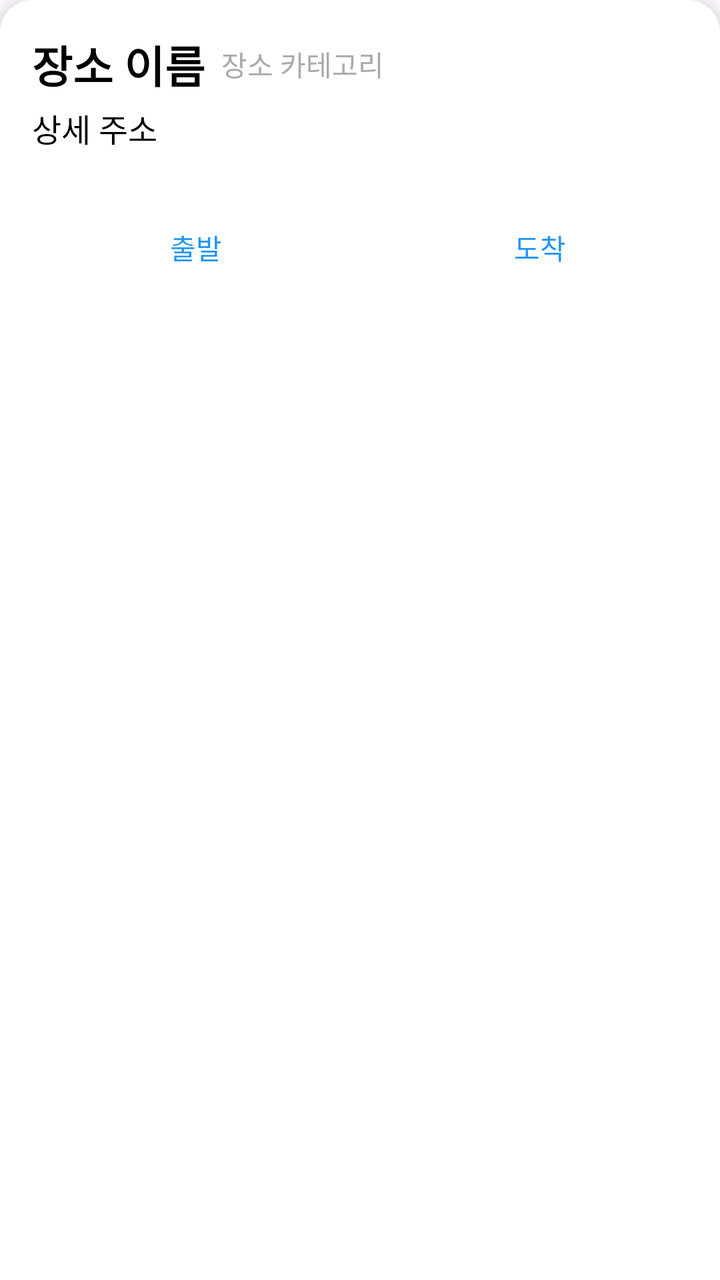
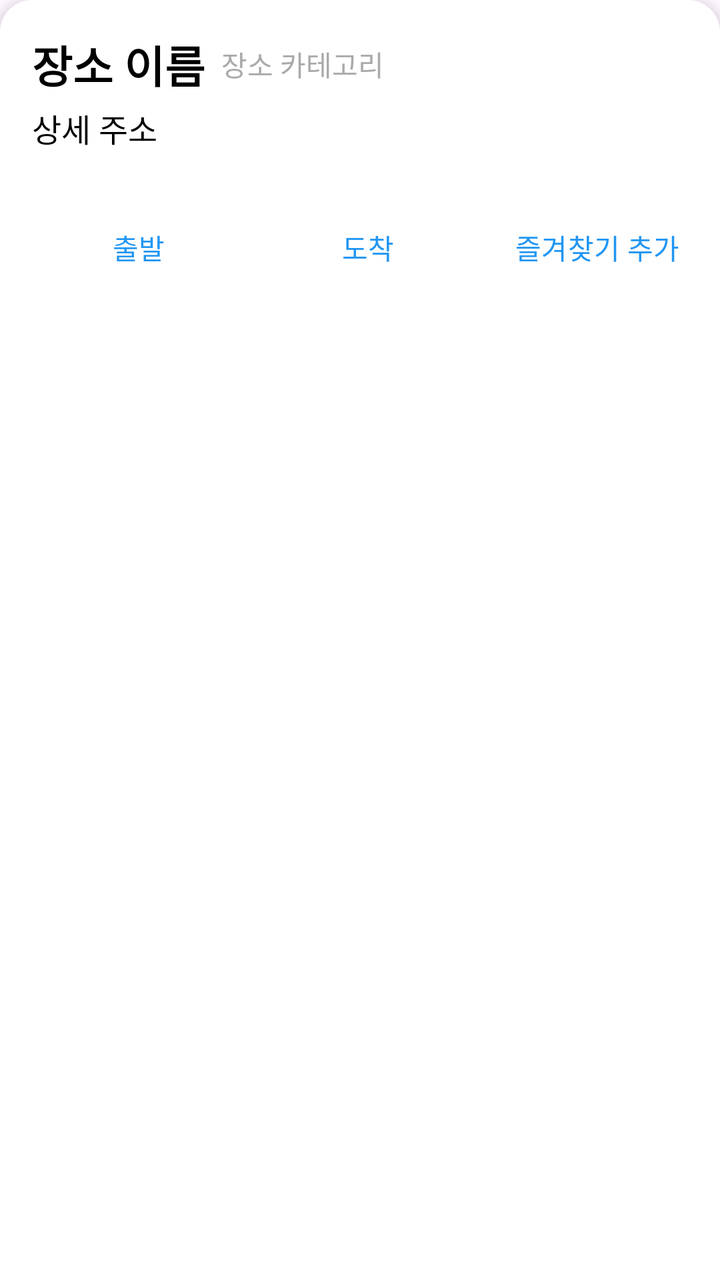

Before-and-after screenshots of an Android layout around one commit, followed by the original layout XML and the change that was made.
<!-- AndroidManifest.xml: application theme Theme.SocialMyMap -->
<!-- res/layout/bottom_sheet_place_info.xml -->
<?xml version="1.0" encoding="utf-8"?>
<LinearLayout xmlns:android="http://schemas.android.com/apk/res/android"
    xmlns:app="http://schemas.android.com/apk/res-auto"
    android:id="@+id/bottom_sheet_place_info"
    android:layout_width="match_parent"
    android:layout_height="wrap_content"
    android:orientation="vertical"
    android:background="@drawable/bottom_sheet_background"
    android:elevation="4dp"
    app:behavior_hideable="true"
    app:behavior_peekHeight="0dp"
    app:layout_behavior="com.google.android.material.bottomsheet.BottomSheetBehavior">

    <LinearLayout
        android:layout_width="match_parent"
        android:layout_height="wrap_content"
        android:orientation="vertical"
        android:padding="16dp">

        <LinearLayout
            android:layout_width="match_parent"
            android:layout_height="wrap_content"
            android:gravity="center_vertical"
            android:orientation="horizontal">

            <TextView
                android:id="@+id/tv_place_name"
                android:layout_width="wrap_content"
                android:layout_height="wrap_content"
                android:text="장소 이름"
                android:textColor="@android:color/black"
                android:textSize="22sp"
                android:textStyle="bold" />

            <TextView
                android:id="@+id/tv_place_category"
                android:layout_width="wrap_content"
                android:layout_height="wrap_content"
                android:layout_marginStart="8dp"
                android:text="장소 카테고리"
                android:textColor="@android:color/darker_gray"
                android:textSize="14sp" />
        </LinearLayout>

        <TextView
            android:id="@+id/tv_place_address"
            android:layout_width="wrap_content"
            android:layout_height="wrap_content"
            android:layout_marginTop="4dp"
            android:text="상세 주소"
            android:textColor="@android:color/black"
            android:textSize="16sp" />

    </LinearLayout>

    <LinearLayout
        android:layout_width="match_parent"
        android:layout_height="wrap_content"
        android:orientation="horizontal"
        android:padding="8dp">

        <Button
            android:id="@+id/btn_start"
            style="?android:attr/buttonBarButtonStyle"
            android:layout_width="0dp"
            android:layout_height="wrap_content"
            android:layout_weight="1"
            android:text="출발" />

        <Button
            android:id="@+id/btn_arrive"
            style="?android:attr/buttonBarButtonStyle"
            android:layout_width="0dp"
            android:layout_height="wrap_content"
            android:layout_weight="1"
            android:text="도착" />
    </LinearLayout>

</LinearLayout>
<!-- resources referenced by this layout -->
<resources>
  <!-- drawable bottom_sheet_background (drawable) -->
  <?xml version="1.0" encoding="utf-8"?>
  <shape xmlns:android="http://schemas.android.com/apk/res/android">
      <solid android:color="@android:color/white" />
      <corners
          android:topLeftRadius="16dp"
          android:topRightRadius="16dp" />
  </shape>
  <style name="Theme.SocialMyMap" parent="Base.Theme.SocialMyMap" />
  <style name="Base.Theme.SocialMyMap" parent="Theme.Material3.DayNight">
      
      <item name="colorPrimary">#2196F3</item>
      <item name="colorPrimaryVariant">#1976D2</item>
      <item name="colorOnPrimary">@color/white</item>
      
      <item name="colorSecondary">#03A9F4</item>
      <item name="colorSecondaryVariant">#0288D1</item>
      <item name="colorOnSecondary">@color/black</item>
      
      <item name="android:statusBarColor" tools:targetApi="l">?attr/colorPrimaryVariant</item>
      
    </style>
  <color name="white">#FFFFFFFF</color>
  <color name="black">#FF000000</color>
</resources>

<!-- the commit's change to res/layout/bottom_sheet_place_info.xml (unified diff, before → after) -->
@@ -74,6 +74,14 @@
             android:layout_height="wrap_content"
             android:layout_weight="1"
             android:text="도착" />
+
+        <Button
+            android:id="@+id/btn_add_favorite"
+            style="?android:attr/buttonBarButtonStyle"
+            android:layout_width="0dp"
+            android:layout_height="wrap_content"
+            android:layout_weight="1"
+            android:text="즐겨찾기 추가" />
     </LinearLayout>
 
 </LinearLayout>
